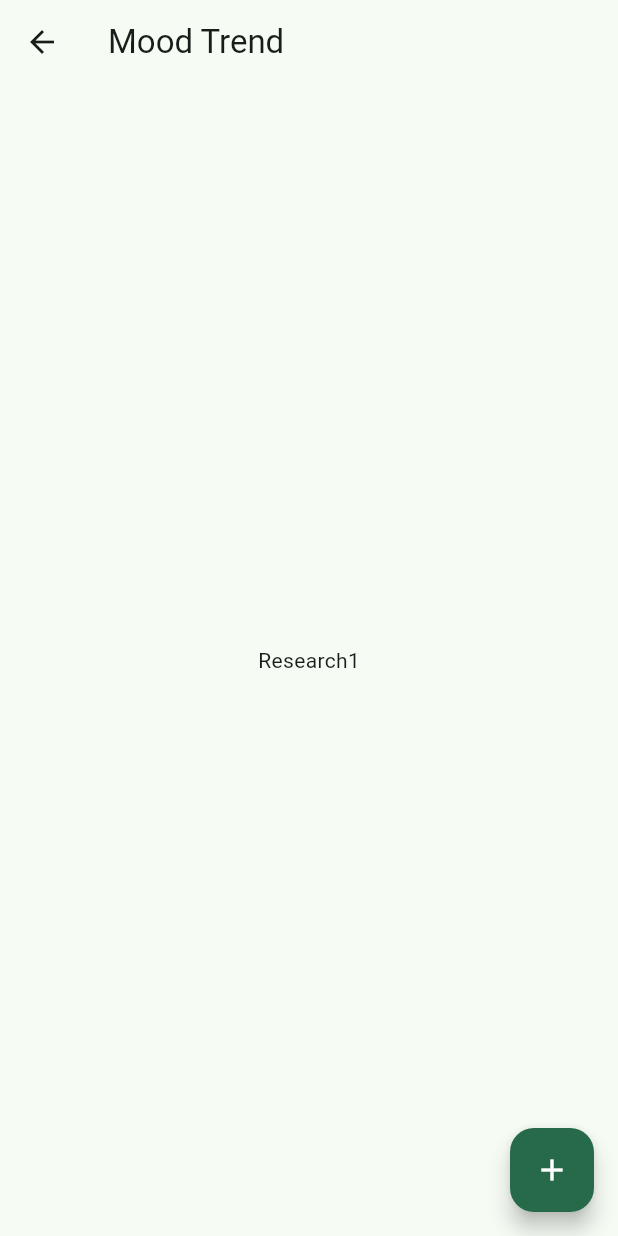
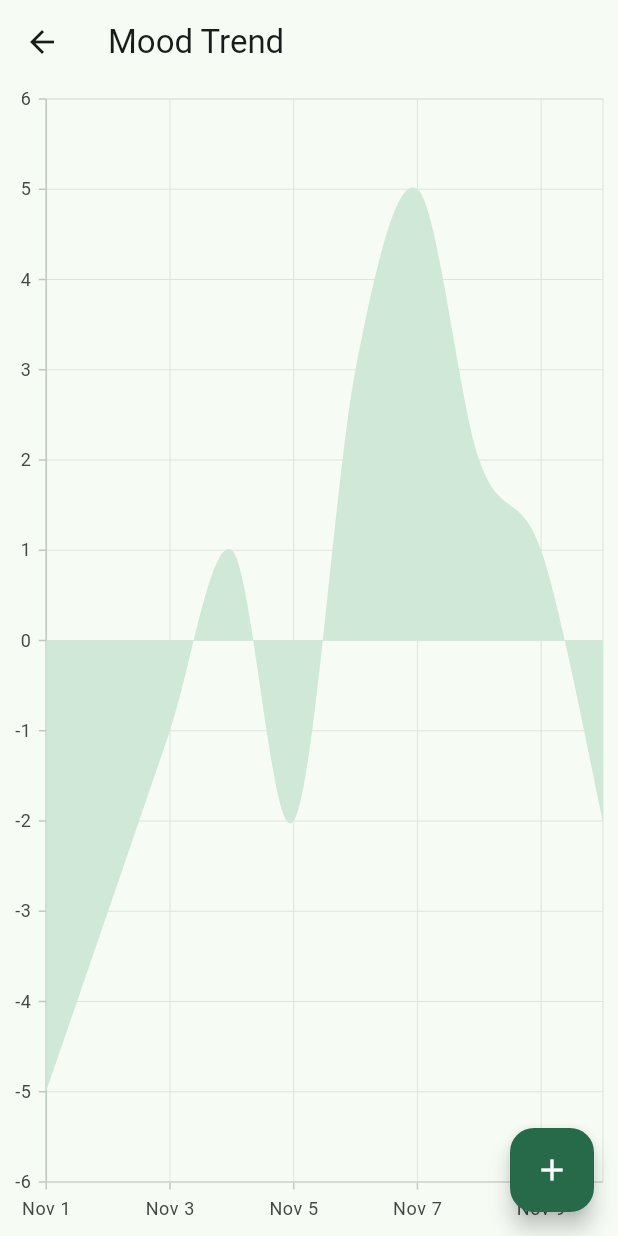
Before and after one commit to Mood-Trend/mood-trend-flutter, a Flutter app: the Research1 screen opened directly, on a phone screen of 412 x 824 dp. Run offline on Flutter 3.47's test engine with Material 2 defaults, Android fonts, the phone set to English and light mode, and no system bars; our stand-ins replace cloud_firestore, firebase_auth, firebase_core, flutter_riverpod, freezed_annotation, gap and 5 more; accounts and stored records are empty; generated files the repository leaves out were written again; Roboto replaces fonts that are missing (Noto Sans JP).

Commit message:
feat: グラフのUI実装

```diff
--- a/lib/presentation/research/research_1.dart
+++ b/lib/presentation/research/research_1.dart
@@ -1,8 +1,15 @@
 import 'package:flutter/material.dart';
 import 'package:flutter_riverpod/flutter_riverpod.dart';
+import 'package:syncfusion_flutter_charts/charts.dart';
 
 import '../../infrastructure/firebase/mood_point_repository.dart';
 import '../mixin/error_handler_mixin.dart';
+
+class ChartData {
+  ChartData(this.date, this.y);
+  final DateTime date;
+  final int y;
+}
 
 class Research1 extends StatelessWidget {
   const Research1({super.key});
@@ -29,8 +36,32 @@ class Research1 extends StatelessWidget {
         },
         child: const Icon(Icons.add),
       ),
-      body: const Center(
-        child: Text('Research1'),
+      body: Center(
+        child: SfCartesianChart(
+          primaryXAxis: DateTimeAxis(),
+          primaryYAxis: NumericAxis(maximumLabels: 1),
+          series: <ChartSeries>[
+            // 塗りつぶす部分を描画するためのエリアチャート
+            SplineAreaSeries<ChartData, DateTime>(
+              dataSource: [
+                ChartData(DateTime(2023, 11, 1), -5),
+                ChartData(DateTime(2023, 11, 2), -3),
+                ChartData(DateTime(2023, 11, 3), -1),
+                ChartData(DateTime(2023, 11, 4), 1),
+                ChartData(DateTime(2023, 11, 5), -2),
+                ChartData(DateTime(2023, 11, 6), 3),
+                ChartData(DateTime(2023, 11, 7), 5),
+                ChartData(DateTime(2023, 11, 8), 2),
+                ChartData(DateTime(2023, 11, 9), 1),
+                ChartData(DateTime(2023, 11, 10), -2),
+              ],
+              xValueMapper: (ChartData value, _) => value.date,
+              yValueMapper: (ChartData value, _) => value.y,
+              color: colors.secondaryContainer,
+              borderDrawMode: BorderDrawMode.excludeBottom,
+            ),
+          ],
+        ),
       ),
     );
   }
```
